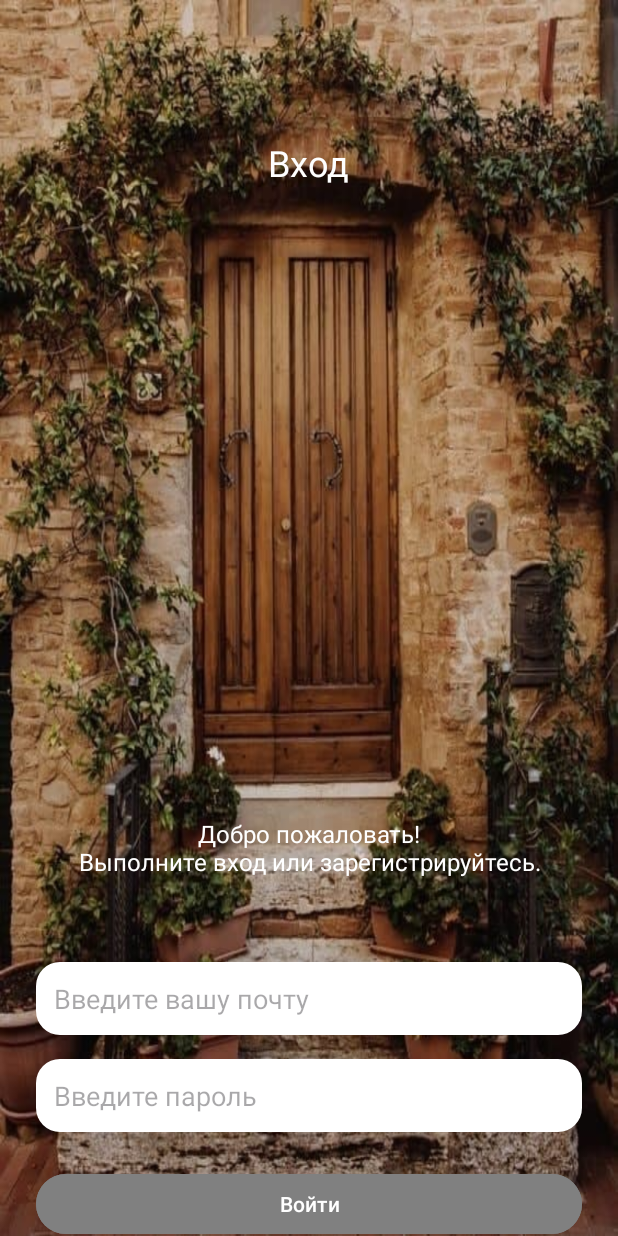
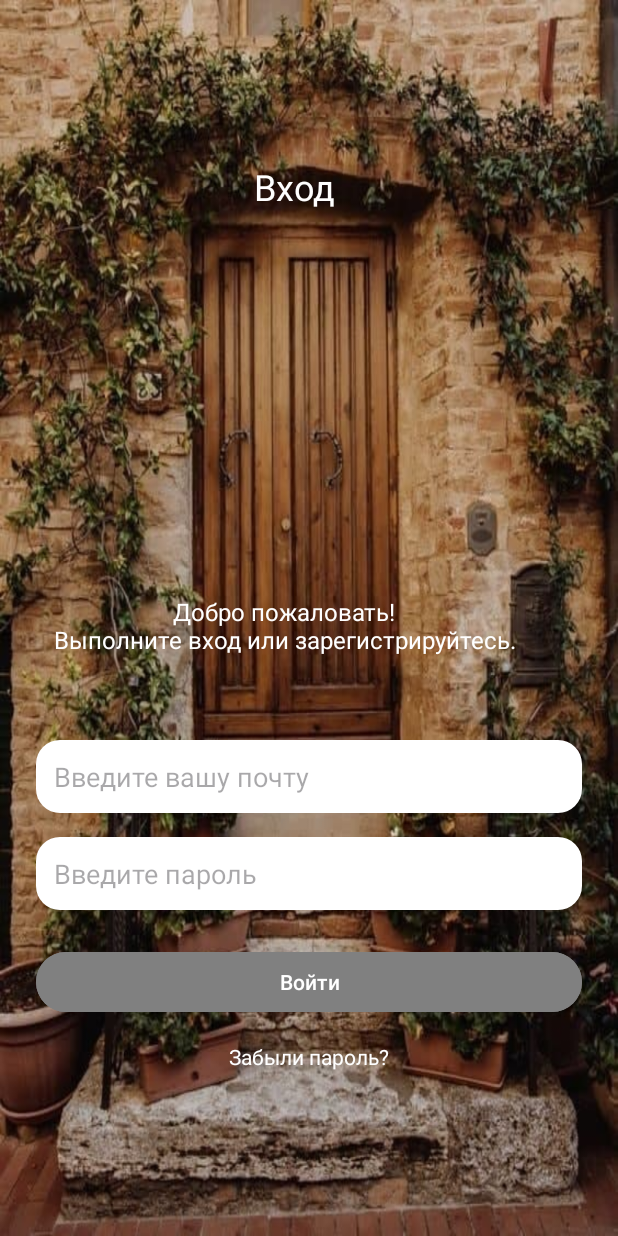
Before and after one commit to Mont1k/homework_2_4, an Android app: the screen it shows after launch (MainActivity), on a phone screen of 412 x 824 dp. Run offline under Robolectric (Android 15) with nearby library versions, the phone set to English and light mode, and no system bars.

```diff
--- a/app/src/main/AndroidManifest.xml
+++ b/app/src/main/AndroidManifest.xml
@@ -7,7 +7,6 @@
         android:dataExtractionRules="@xml/data_extraction_rules"
         android:fullBackupContent="@xml/backup_rules"
         android:icon="@mipmap/ic_launcher"
-        android:label="@string/app_name"
         android:roundIcon="@mipmap/ic_launcher_round"
         android:supportsRtl="true"
         android:theme="@style/Theme.Homework_2_4"
--- a/app/src/main/res/layout/activity_main.xml
+++ b/app/src/main/res/layout/activity_main.xml
@@ -17,11 +17,12 @@
             android:id="@+id/titleText"
             android:layout_width="wrap_content"
             android:layout_height="wrap_content"
-            android:layout_marginTop="68dp"
+            android:layout_marginTop="84dp"
             android:text="Вход"
             android:textColor="@android:color/white"
             android:textSize="24sp"
             app:layout_constraintEnd_toEndOf="parent"
+            app:layout_constraintHorizontal_bias="0.469"
             app:layout_constraintStart_toStartOf="parent"
             app:layout_constraintTop_toTopOf="parent" />
 
@@ -29,13 +30,13 @@
             android:id="@+id/welcomeText"
             android:layout_width="wrap_content"
             android:layout_height="wrap_content"
-            android:layout_marginTop="420dp"
+            android:layout_marginTop="256dp"
             android:gravity="center"
             android:text="Добро пожаловать!\nВыполните вход или зарегистрируйтесь."
             android:textColor="@android:color/white"
             android:textSize="16sp"
             app:layout_constraintEnd_toEndOf="parent"
-            app:layout_constraintHorizontal_bias="0.504"
+            app:layout_constraintHorizontal_bias="0.203"
             app:layout_constraintStart_toStartOf="parent"
             app:layout_constraintTop_toBottomOf="@id/titleText" />
 
--- a/app/src/main/res/values/strings.xml
+++ b/app/src/main/res/values/strings.xml
@@ -1,9 +1,3 @@
 <resources>
-    <string name="app_name">homework_2_4</string>
-    <string name="welcome">Добро пожаловать!</string>
-    <string name="enter_email">Введите вашу почту</string>
-    <string name="enter_password">Введите пароль</string>
-    <string name="login">Войти</string>
-    <string name="forgot_password">Забыли пароль?</string>
 
 </resources>
```
